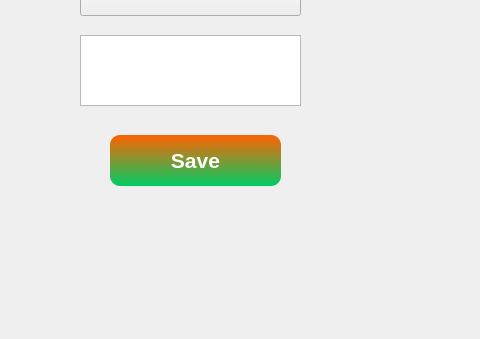
Qt form 3_Solution/Client/DummyChefInterface/clientpreferencesdialog.ui (CiocAlexandru/2025_CAM_DummyChef) before a commit; both pictures show x 0 to 480 and y 425 to 764 of the 923 by 764 pixel window.
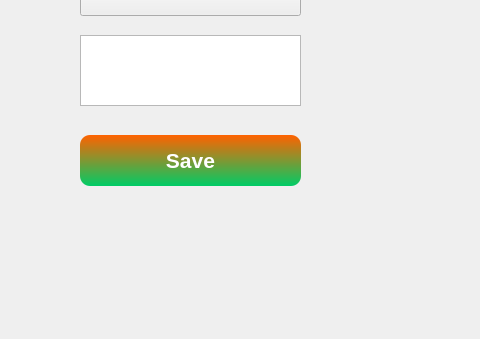
The same form after that commit.

What changed in the file:
```diff
--- a/3_Solution/Client/DummyChefInterface/clientpreferencesdialog.ui
+++ b/3_Solution/Client/DummyChefInterface/clientpreferencesdialog.ui
@@ -16,9 +16,9 @@
   <widget class="QPushButton" name="saveButton">
    <property name="geometry">
     <rect>
-     <x>110</x>
+     <x>80</x>
      <y>560</y>
-     <width>171</width>
+     <width>221</width>
      <height>51</height>
     </rect>
    </property>
```
